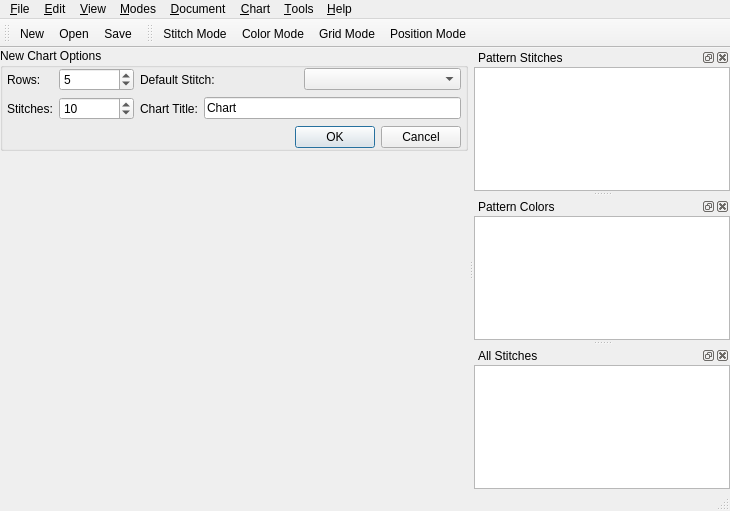
Old version of the form src/mainwindow.ui in the repository iPenguin/CrochetCharts.
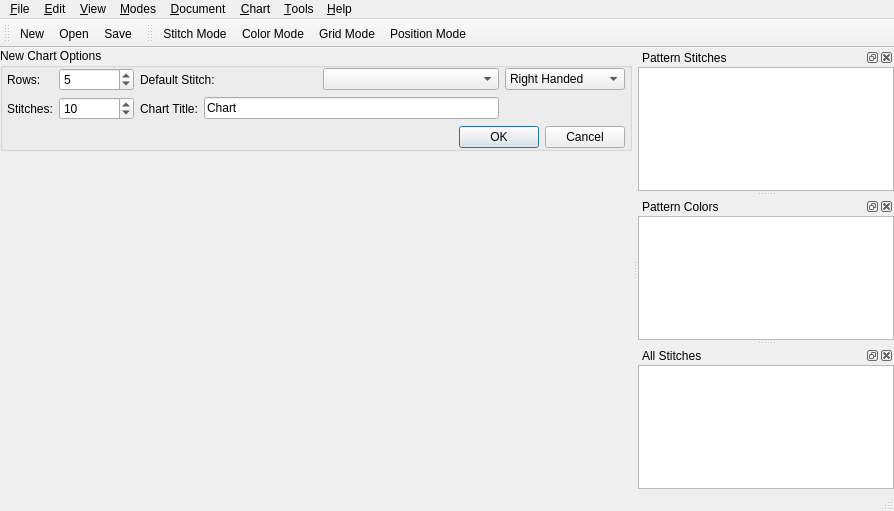
New version of the form. Icons and pictures are not drawn.

Commit message: Added left hand/right hand dropdown and mode icons

What changed in the file:
```diff
--- a/src/mainwindow.ui
+++ b/src/mainwindow.ui
@@ -6,7 +6,7 @@
    <rect>
     <x>0</x>
     <y>0</y>
-    <width>730</width>
+    <width>894</width>
     <height>511</height>
    </rect>
   </property>
@@ -129,7 +129,7 @@
          </item>
         </layout>
        </item>
-       <item row="3" column="0" colspan="2">
+       <item row="3" column="0" colspan="3">
         <widget class="QDialogButtonBox" name="newDocBttnBox">
          <property name="orientation">
           <enum>Qt::Horizontal</enum>
@@ -160,6 +160,46 @@
          </item>
         </layout>
        </item>
+       <item row="0" column="2">
+        <layout class="QHBoxLayout" name="horizontalLayout_5">
+         <property name="topMargin">
+          <number>0</number>
+         </property>
+         <property name="rightMargin">
+          <number>0</number>
+         </property>
+         <item>
+          <widget class="QComboBox" name="handedness">
+           <item>
+            <property name="text">
+             <string>Right Handed</string>
+            </property>
+           </item>
+           <item>
+            <property name="text">
+             <string>Left Handed</string>
+            </property>
+           </item>
+          </widget>
+         </item>
+        </layout>
+       </item>
+       <item row="1" column="2">
+        <spacer name="horizontalSpacer">
+         <property name="orientation">
+          <enum>Qt::Horizontal</enum>
+         </property>
+         <property name="sizeType">
+          <enum>QSizePolicy::Preferred</enum>
+         </property>
+         <property name="sizeHint" stdset="0">
+          <size>
+           <width>120</width>
+           <height>20</height>
+          </size>
+         </property>
+        </spacer>
+       </item>
       </layout>
      </widget>
     </item>
@@ -186,7 +226,7 @@
     <rect>
      <x>0</x>
      <y>0</y>
-     <width>730</width>
+     <width>894</width>
      <height>21</height>
     </rect>
    </property>
```
Left out of the diff: 16 changed lines with no effect on the pictures.
